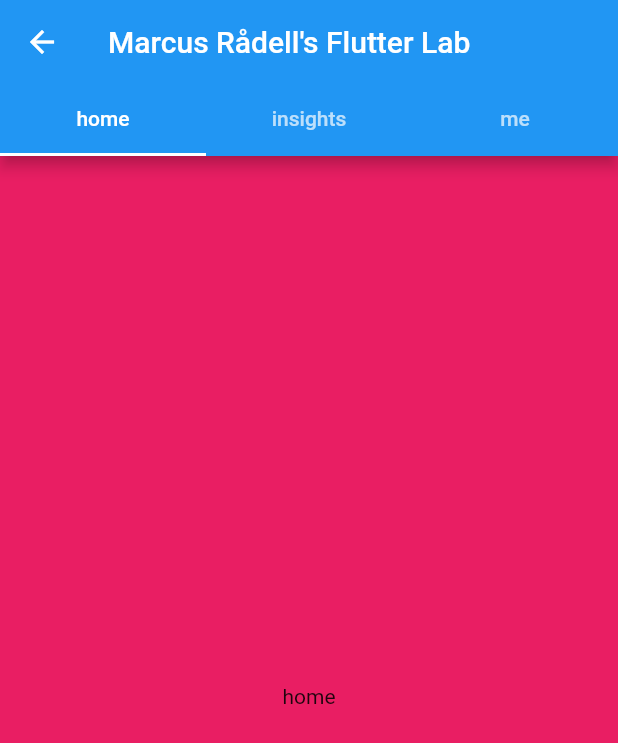
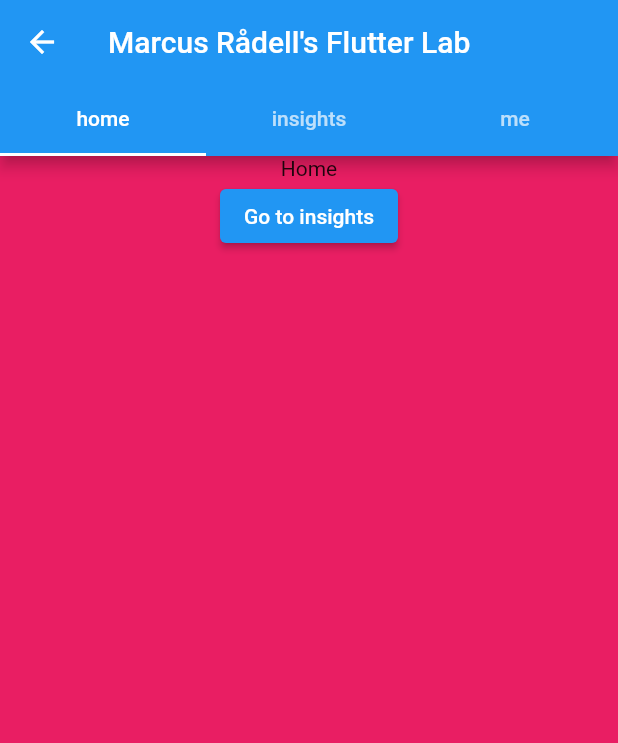
Before and after one commit to marcusradell/flutter_lab, a Flutter app: the HomeScreen screen opened directly with empty values, on a phone screen of 412 x 824 dp. Shown: the top 743 px of the screen. Run offline on Flutter 3.47's test engine with Material 2 defaults, Android fonts, the light colour scheme and no system bars; our stand-ins replace go_router.

Commit message:
add buttons that go to different routes

```diff
--- a/lib/screens/home.dart
+++ b/lib/screens/home.dart
@@ -1,5 +1,7 @@
 import 'package:flutter/material.dart';
+import 'package:flutter_lab/sign_in_status.dart';
 import 'package:go_router/go_router.dart';
+import 'package:provider/provider.dart';
 
 const tabs = ['home', 'insights', 'me'];
 
@@ -50,7 +52,29 @@ class _HomeScreen extends State<HomeScreen> with TickerProviderStateMixin {
               tabs: [for (final tab in tabs) Tab(text: tab)],
               onTap: (i) =>
                   context.goNamed("private", params: {'tab': tabs[i]}))),
-      body: TabBarView(
-          controller: _tabController,
-          children: [for (final tab in tabs) Center(child: Text(tab))]));
+      body: TabBarView(controller: _tabController, children: [
+        Center(
+            child: Column(
+          children: [
+            const Text('Home'),
+            ElevatedButton(
+                onPressed: () {
+                  context.goNamed('private', params: {'tab': 'insights'});
+                },
+                child: const Text('Go to insights'))
+          ],
+        )),
+        const Center(child: Text('Insights')),
+        Center(
+            child: Column(
+          children: [
+            const Text('Me'),
+            ElevatedButton(
+                onPressed: () {
+                  context.read<SignInStatus>().isSignedIn = false;
+                },
+                child: const Text('Sign out'))
+          ],
+        ))
+      ]));
 }
```
